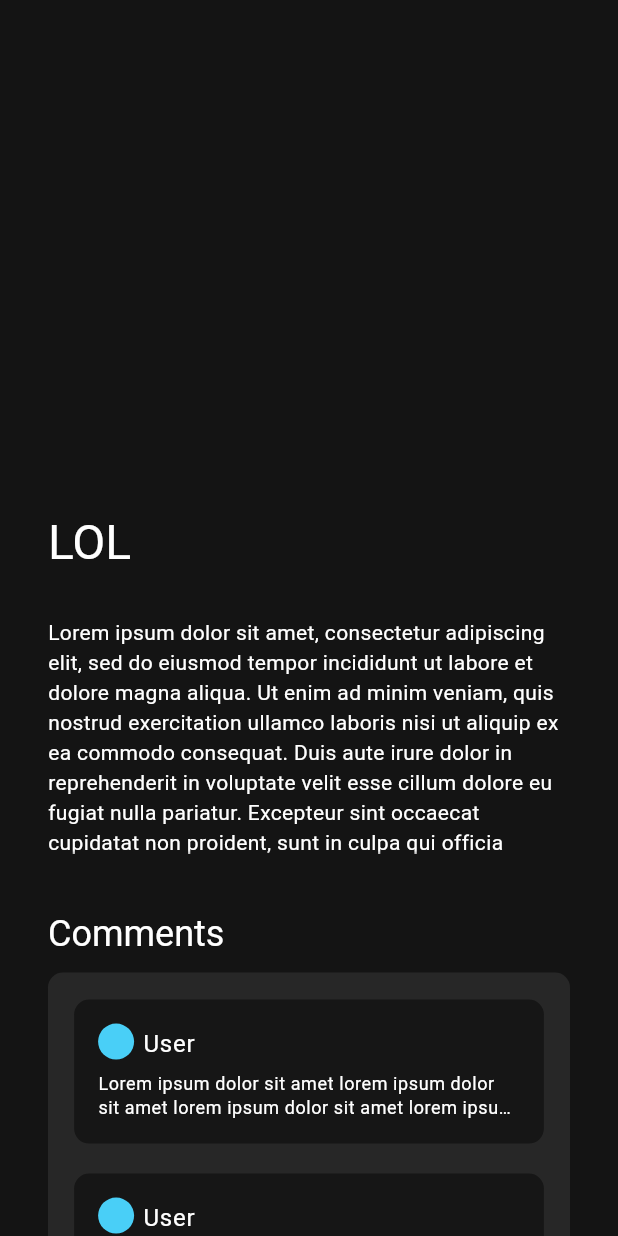
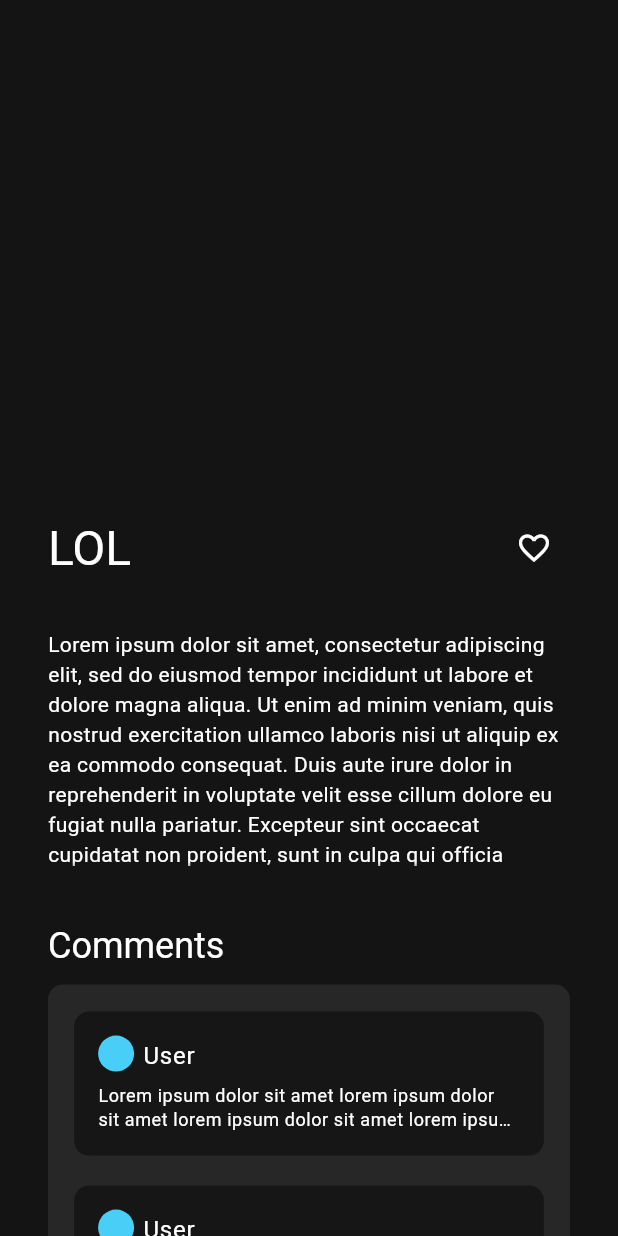
Before and after one commit to C41f0N/social_issues_tracker, a Flutter app: the IssueViewPage screen opened directly, on a phone screen of 412 x 824 dp. Run offline on Flutter 3.47's test engine with Material 3 defaults, Android fonts, the phone set to English and light mode, and no system bars; our stand-ins replace page_transition; network calls fail.

Commit message:
Refactor IssueViewPage; integrate WithCustomHeader for improved header management and layout

```diff
--- a/lib/pages/issue_view_page.dart
+++ b/lib/pages/issue_view_page.dart
@@ -1,4 +1,5 @@
 import 'package:flutter/material.dart';
+import 'package:social_issues_tracker/widgets/with_custom_header.dart';
 
 class IssueViewPage extends StatefulWidget {
   const IssueViewPage({super.key});
@@ -11,34 +12,7 @@ class _IssueViewPageState extends State<IssueViewPage>
     with SingleTickerProviderStateMixin {
   ScrollController scrollController = ScrollController();
 
-  bool headerOpen = false;
-  double _lastOffset = 0.0;
-  static const double _directionThreshold = 2.0; // pixels
-
-  @override
-  void initState() {
-    scrollController.addListener(() {
-      final current = scrollController.offset;
-      final delta = current - _lastOffset;
-
-      if (delta < _directionThreshold) {
-        // User swiped up -> show header
-        if (!headerOpen) {
-          headerOpen = true;
-        }
-      } else if (delta > -_directionThreshold) {
-        // User swiped down -> hide header
-        if (headerOpen) {
-          headerOpen = false;
-        }
-      }
-
-      _lastOffset = current;
-      setState(() {}); // still rebuild for opacity/background changes
-    });
-
-    super.initState();
-  }
+  bool upvoted = false;
 
   @override
   void dispose() {
@@ -49,24 +23,14 @@ class _IssueViewPageState extends State<IssueViewPage>
   @override
   Widget build(BuildContext context) {
     return Scaffold(
-      body: Stack(
-        alignment: Alignment.topCenter,
-        children: [
-          ScrollConfiguration(
-            behavior: ScrollConfiguration.of(
-              context,
-            ).copyWith(scrollbars: false),
-            child: SingleChildScrollView(
-              controller: scrollController,
+      body: WithCustomHeader(
         child: Stack(
           children: [
             // Image
             Transform.translate(
               offset: Offset(
                 0,
-                      scrollController.hasClients
-                          ? scrollController.offset * 0.5
-                          : 0,
+                scrollController.hasClients ? scrollController.offset * 0.5 : 0,
               ),
               child: Opacity(
                 opacity:
@@ -79,7 +43,7 @@ class _IssueViewPageState extends State<IssueViewPage>
                               : scrollController.offset /
                                     MediaQuery.of(context).size.height
                         : 1),
-                      child: Container(
+                child: SizedBox(
                   height: MediaQuery.of(context).size.height * 0.4,
                   child: Image.network(
                     "https://fastly.picsum.photos/id/191/400/300.jpg?hmac=hIxLgbrqDZEjX-aB2VBUKokyxQXbvjHvTJQgLIvQSo0",
@@ -97,9 +61,7 @@ class _IssueViewPageState extends State<IssueViewPage>
 
             Column(
               children: [
-                      SizedBox(
-                        height: MediaQuery.of(context).size.height * 0.4 - 20,
-                      ),
+                SizedBox(height: MediaQuery.of(context).size.height * 0.4 - 20),
                 ClipRRect(
                   borderRadius: BorderRadius.only(
                     topLeft: Radius.circular(20),
@@ -115,15 +77,32 @@ class _IssueViewPageState extends State<IssueViewPage>
                       child: LayoutBuilder(
                         builder: (context, constraints) {
                           return Column(
-                                  crossAxisAlignment:
-                                      CrossAxisAlignment.stretch,
+                            crossAxisAlignment: CrossAxisAlignment.stretch,
                             children: [
                               // Title
+                              Row(
+                                mainAxisAlignment:
+                                    MainAxisAlignment.spaceBetween,
+                                children: [
                                   Text(
                                     "LOL",
                                     style: Theme.of(
                                       context,
                                     ).textTheme.headlineLarge,
+                                  ),
+                                  IconButton(
+                                    onPressed: () {
+                                      setState(() {
+                                        upvoted = !upvoted;
+                                      });
+                                    },
+                                    icon: Icon(
+                                      upvoted
+                                          ? Icons.favorite
+                                          : Icons.favorite_border,
+                                    ),
+                                  ),
+                                ],
                               ),
 
                               SizedBox(height: 30),
@@ -132,14 +111,11 @@ class _IssueViewPageState extends State<IssueViewPage>
                               ConstrainedBox(
                                 constraints: BoxConstraints(
                                   maxHeight:
-                                            MediaQuery.of(context).size.height *
-                                            0.2,
+                                      MediaQuery.of(context).size.height * 0.2,
                                 ),
                                 child: Text(
                                   "Lorem ipsum dolor sit amet, consectetur adipiscing elit, sed do eiusmod tempor incididunt ut labore et dolore magna aliqua. Ut enim ad minim veniam, quis nostrud exercitation ullamco laboris nisi ut aliquip ex ea commodo consequat. Duis aute irure dolor in reprehenderit in voluptate velit esse cillum dolore eu fugiat nulla pariatur. Excepteur sint occaecat cupidatat non proident, sunt in culpa qui officia deserunt mollit anim id est laborum.",
-                                        style: Theme.of(
-                                          context,
-                                        ).textTheme.bodyMedium,
+                                  style: Theme.of(context).textTheme.bodyMedium,
                                   overflow: TextOverflow.fade,
                                 ),
                               ),
@@ -156,9 +132,7 @@ class _IssueViewPageState extends State<IssueViewPage>
                               SizedBox(height: 10),
                               // Comments
                               Container(
-                                      width:
-                                          MediaQuery.of(context).size.width *
-                                          0.8,
+                                width: MediaQuery.of(context).size.width * 0.8,
                                 decoration: BoxDecoration(
                                   color: Theme.of(
                                     context,
@@ -174,8 +148,7 @@ class _IssueViewPageState extends State<IssueViewPage>
                                           ...List.generate(
                                             2,
                                             (i) => Padding(
-                                                    padding:
-                                                        EdgeInsets.fromLTRB(
+                                              padding: EdgeInsets.fromLTRB(
                                                 0,
                                                 i == 0 ? 10 : 10,
                                                 0,
@@ -183,23 +156,17 @@ class _IssueViewPageState extends State<IssueViewPage>
                                               ),
                                               child: Container(
                                                 width:
-                                                          constraints.maxWidth *
-                                                          0.9,
+                                                    constraints.maxWidth * 0.9,
                                                 decoration: BoxDecoration(
                                                   color: Theme.of(context)
                                                       .colorScheme
                                                       .surface
-                                                            .withValues(
-                                                              alpha: 0.9,
-                                                            ),
+                                                      .withValues(alpha: 0.9),
                                                   borderRadius:
-                                                            BorderRadius.circular(
-                                                              10,
-                                                            ),
+                                                      BorderRadius.circular(10),
                                                 ),
                                                 child: Padding(
-                                                        padding:
-                                                            const EdgeInsets.all(
+                                                  padding: const EdgeInsets.all(
                                                     16.0,
                                                   ),
                                                   child: Column(
@@ -215,9 +182,7 @@ class _IssueViewPageState extends State<IssueViewPage>
                                                           CircleAvatar(
                                                             radius: 12,
                                                           ),
-                                                                SizedBox(
-                                                                  width: 6,
-                                                                ),
+                                                          SizedBox(width: 6),
                                                           Transform.translate(
                                                             offset:
                                                                 const Offset(
@@ -226,9 +191,12 @@ class _IssueViewPageState extends State<IssueViewPage>
                                                                 ),
                                                             child: Text(
                                                               "User",
-                                                                    style: Theme.of(
+                                                              style:
+                                                                  Theme.of(
                                                                         context,
-                                                                    ).textTheme.bodyLarge,
+                                                                      )
+                                                                      .textTheme
+                                                                      .bodyLarge,
                                                             ),
                                                           ),
                                                         ],
@@ -236,14 +204,10 @@ class _IssueViewPageState extends State<IssueViewPage>
                                                       SizedBox(height: 8),
                                                       Text(
                                                         "Lorem ipsum dolor sit amet lorem ipsum dolor sit amet lorem ipsum dolor sit amet lorem ipsum dolor sit amet lorem ipsum dolor sit amet lorem ipsum dolor sit amet lorem ipsum dolor sit amet ",
-                                                              style:
-                                                                  Theme.of(
+                                                        style: Theme.of(
                                                           context,
-                                                                      )
-                                                                      .textTheme
-                                                                      .bodySmall,
-                                                              overflow:
-                                                                  TextOverflow
+                                                        ).textTheme.bodySmall,
+                                                        overflow: TextOverflow
                                                             .ellipsis,
                                                         maxLines: 2,
                                                       ),
@@ -264,14 +228,11 @@ class _IssueViewPageState extends State<IssueViewPage>
                                                   .textTheme
                                                   .labelLarge!
                                                   .copyWith(
-                                                          color:
-                                                              Theme.of(context)
+                                                    color: Theme.of(context)
                                                         .textTheme
                                                         .labelLarge!
                                                         .color!
-                                                                  .withValues(
-                                                                    alpha: 0.8,
-                                                                  ),
+                                                        .withValues(alpha: 0.8),
                                                   ),
                                             ),
                                           ),
@@ -303,8 +264,9 @@ class _IssueViewPageState extends State<IssueViewPage>
                                       children: [
                                         Container(
                                           decoration: BoxDecoration(
-                                                  borderRadius:
-                                                      BorderRadius.circular(10),
+                                            borderRadius: BorderRadius.circular(
+                                              10,
+                                            ),
                                             color: Colors.red,
                                           ),
                                           width:
@@ -312,49 +274,40 @@ class _IssueViewPageState extends State<IssueViewPage>
                                               spaceBetween * 0.5,
                                         ),
 
-                                              Container(
+                                        SizedBox(
                                           width:
                                               constraints.maxWidth * 0.5 -
                                               spaceBetween * 0.5,
                                           child: Column(
                                             mainAxisAlignment:
-                                                      MainAxisAlignment
-                                                          .spaceBetween,
+                                                MainAxisAlignment.spaceBetween,
                                             children: [
                                               Container(
                                                 decoration: BoxDecoration(
                                                   borderRadius:
-                                                            BorderRadius.circular(
-                                                              10,
-                                                            ),
+                                                      BorderRadius.circular(10),
                                                   color: Colors.red,
                                                 ),
 
                                                 width:
-                                                          constraints.maxWidth *
-                                                              0.5 -
+                                                    constraints.maxWidth * 0.5 -
                                                     spaceBetween * 0.5,
 
                                                 height:
-                                                          constraints1
-                                                                  .maxHeight *
+                                                    constraints1.maxHeight *
                                                         0.5 -
                                                     spaceBetween * 0.5,
                                               ),
                                               Container(
                                                 decoration: BoxDecoration(
                                                   borderRadius:
-                                                            BorderRadius.circular(
-                                                              10,
-                                                            ),
+                                                      BorderRadius.circular(10),
                                                   color: Colors.red,
                                                 ),
                                                 width:
-                                                          constraints.maxWidth *
-                                                          0.45,
+                                                    constraints.maxWidth * 0.45,
                                                 height:
-                                                          constraints1
-                                                              .maxHeight *
+                                                    constraints1.maxHeight *
                                                     0.49,
                                               ),
                                             ],
@@ -372,44 +325,30 @@ class _IssueViewPageState extends State<IssueViewPage>
                     ),
                   ),
                 ),
+                Padding(
+                  padding: const EdgeInsets.symmetric(vertical: 8.0),
+                  child: Container(
+                    height: 2,
+                    width: MediaQuery.of(context).size.width * 0.6,
+                    color: Theme.of(context).colorScheme.secondary,
+                  ),
+                ),
+
+                SizedBox(height: 20),
+                Text("Issue managed by"),
+                SizedBox(height: 10),
+                CircleAvatar(radius: 50),
+                SizedBox(height: 10),
+                Text(
+                  "User Name",
+                  style: Theme.of(context).textTheme.headlineSmall,
+                ),
+                SizedBox(height: 40),
               ],
             ),
           ],
         ),
       ),
-          ),
-
-          // Back Button
-          AnimatedSlide(
-            duration: const Duration(milliseconds: 200),
-            offset: Offset(0, headerOpen ? 0 : -1),
-            child: Container(
-              decoration: BoxDecoration(
-                color: Theme.of(context).colorScheme.surface.withValues(
-                  alpha: (scrollController.hasClients
-                      ? scrollController.offset /
-                                    MediaQuery.of(context).size.height >
-                                1
-                            ? 1
-                            : scrollController.offset /
-                                  MediaQuery.of(context).size.height
-                      : 1),
-                ),
-              ),
-              height: 50,
-              width: MediaQuery.of(context).size.width,
-              alignment: Alignment.centerLeft,
-              child: Padding(
-                padding: const EdgeInsets.all(8.0),
-                child: IconButton(
-                  onPressed: () => Navigator.of(context).pop(),
-                  icon: Icon(Icons.arrow_back),
-                ),
-              ),
-            ),
-          ),
-        ],
-      ),
     );
   }
 }
--- /dev/null
+++ b/lib/widgets/with_custom_header.dart
@@ -0,0 +1,99 @@
+import 'package:flutter/material.dart';
+
+class WithCustomHeader extends StatefulWidget {
+  const WithCustomHeader({super.key, required this.child});
+
+  final Widget child;
+
+  @override
+  State<WithCustomHeader> createState() => _WithCustomHeaderState();
+}
+
+class _WithCustomHeaderState extends State<WithCustomHeader> {
+  ScrollController scrollController = ScrollController();
+
+  bool headerOpen = false;
+  double _lastOffset = 0.0;
+  static const double _directionThreshold = 2.0; // pixels
+
+  @override
+  void initState() {
+    scrollController.addListener(() {
+      final current = scrollController.offset;
+      final delta = current - _lastOffset;
+
+      if (delta < _directionThreshold) {
+        // User swiped up -> show header
+        if (!headerOpen) {
+          headerOpen = true;
+        }
+      } else if (delta > -_directionThreshold) {
+        // User swiped down -> hide header
+        if (headerOpen) {
+          headerOpen = false;
+        }
+      }
+
+      _lastOffset = current;
+      setState(() {}); // still rebuild for opacity/background changes
+    });
+
+    super.initState();
+  }
+
+  @override
+  void dispose() {
+    scrollController.dispose();
+    super.dispose();
+  }
+
+  @override
+  Widget build(BuildContext context) {
+    return Scaffold(
+      body: Stack(
+        alignment: Alignment.topCenter,
+        children: [
+          ScrollConfiguration(
+            behavior: ScrollConfiguration.of(
+              context,
+            ).copyWith(scrollbars: false),
+            child: SingleChildScrollView(
+              controller: scrollController,
+              child: widget.child,
+            ),
+          ),
+
+          // Back Button
+          AnimatedSlide(
+            duration: const Duration(milliseconds: 200),
+            offset: Offset(0, headerOpen ? 0 : -1),
+            child: Container(
+              decoration: BoxDecoration(
+                color: Theme.of(context).colorScheme.surface.withValues(
+                  alpha: (scrollController.hasClients
+                      ? scrollController.offset /
+                                    MediaQuery.of(context).size.height >
+                                1
+                            ? 1
+                            : scrollController.offset /
+                                  MediaQuery.of(context).size.height
+                      : 1),
+                ),
+              ),
+              height: 60,
+              width: MediaQuery.of(context).size.width,
+              alignment: Alignment.centerLeft,
+              child: Padding(
+                padding: const EdgeInsets.all(8.0),
+                child: IconButton(
+                  onPressed: () => Navigator.of(context).pop(),
+                  icon: Icon(Icons.arrow_back),
+                ),
+              ),
+            ),
+          ),
+        ],
+      ),
+    );
+  }
+}
```
Lines whose indentation alone changed are shown as unchanged.
